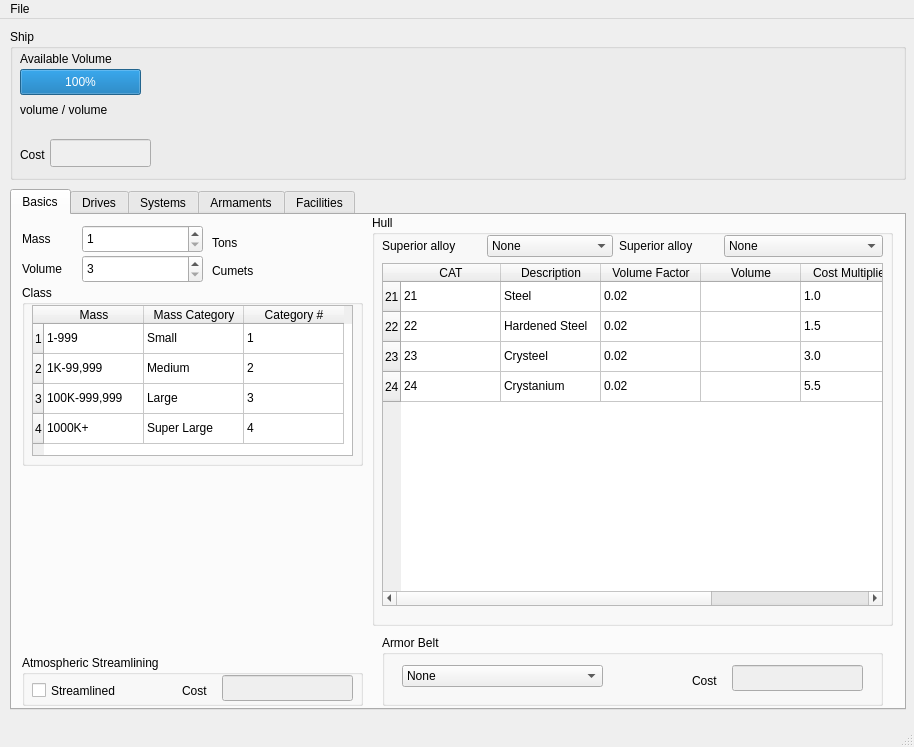
Qt form main_smsd.ui (anotheroni/smsd) before a commit.
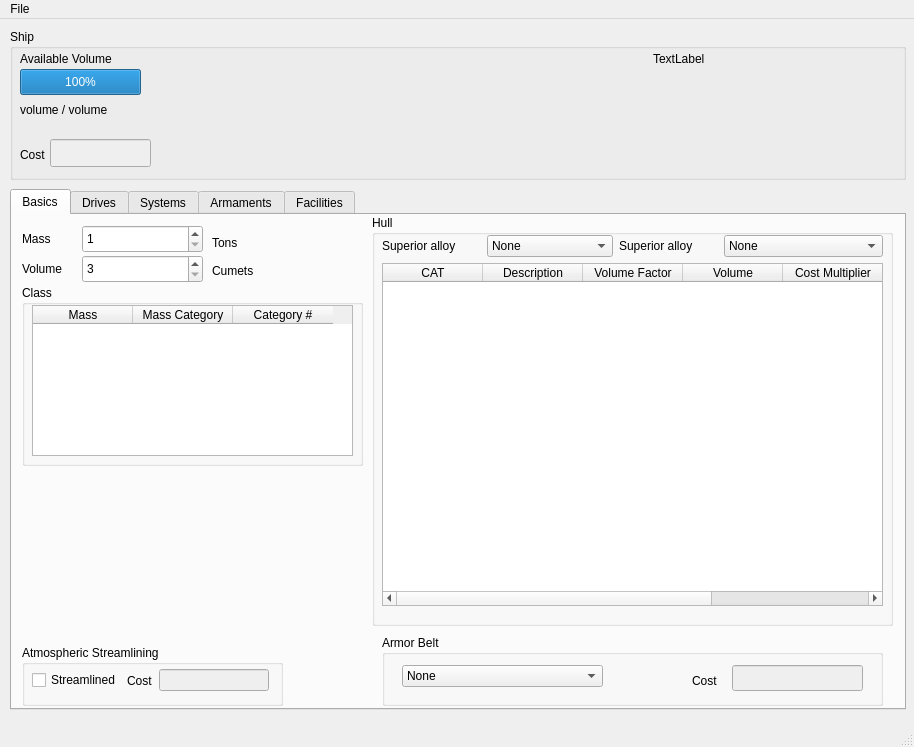
The same form after that commit. The open tabs and pages were chosen to show the change.

```diff
--- a/main_smsd.ui
+++ b/main_smsd.ui
@@ -146,10 +146,6 @@
        <property name="selectionBehavior" >
         <enum>QAbstractItemView::SelectRows</enum>
        </property>
-       <row/>
-       <row/>
-       <row/>
-       <row/>
        <column>
         <property name="text" >
          <string>Mass</string>
@@ -165,66 +161,6 @@
          <string>Category #</string>
         </property>
        </column>
-       <item row="0" column="0" >
-        <property name="text" >
-         <string>1-999</string>
-        </property>
-       </item>
-       <item row="0" column="1" >
-        <property name="text" >
-         <string>Small</string>
-        </property>
-       </item>
-       <item row="0" column="2" >
-        <property name="text" >
-         <string>1</string>
-        </property>
-       </item>
-       <item row="1" column="0" >
-        <property name="text" >
-         <string>1K-99,999</string>
-        </property>
-       </item>
-       <item row="1" column="1" >
-        <property name="text" >
-         <string>Medium</string>
-        </property>
-       </item>
-       <item row="1" column="2" >
-        <property name="text" >
-         <string>2</string>
-        </property>
-       </item>
-       <item row="2" column="0" >
-        <property name="text" >
-         <string>100K-999,999</string>
-        </property>
-       </item>
-       <item row="2" column="1" >
-        <property name="text" >
-         <string>Large</string>
-        </property>
-       </item>
-       <item row="2" column="2" >
-        <property name="text" >
-         <string>3</string>
-        </property>
-       </item>
-       <item row="3" column="0" >
-        <property name="text" >
-         <string>1000K+</string>
-        </property>
-       </item>
-       <item row="3" column="1" >
-        <property name="text" >
-         <string>Super Large</string>
-        </property>
-       </item>
-       <item row="3" column="2" >
-        <property name="text" >
-         <string>4</string>
-        </property>
-       </item>
       </widget>
      </widget>
      <widget class="QGroupBox" name="groupBox_3" >
@@ -343,26 +279,6 @@
           <property name="selectionBehavior" >
            <enum>QAbstractItemView::SelectRows</enum>
           </property>
-          <row>
-           <property name="text" >
-            <string>21</string>
-           </property>
-          </row>
-          <row>
-           <property name="text" >
-            <string>22</string>
-           </property>
-          </row>
-          <row>
-           <property name="text" >
-            <string>23</string>
-           </property>
-          </row>
-          <row>
-           <property name="text" >
-            <string>24</string>
-           </property>
-          </row>
           <column>
            <property name="text" >
             <string>CAT</string>
@@ -393,86 +309,6 @@
             <string>Cost</string>
            </property>
           </column>
-          <item row="0" column="0" >
-           <property name="text" >
-            <string>21</string>
-           </property>
-          </item>
-          <item row="0" column="1" >
-           <property name="text" >
-            <string>Steel</string>
-           </property>
-          </item>
-          <item row="0" column="2" >
-           <property name="text" >
-            <string>0.02</string>
-           </property>
-          </item>
-          <item row="0" column="4" >
-           <property name="text" >
-            <string>1.0</string>
-           </property>
-          </item>
-          <item row="1" column="0" >
-           <property name="text" >
-            <string>22</string>
-           </property>
-          </item>
-          <item row="1" column="1" >
-           <property name="text" >
-            <string>Hardened Steel</string>
-           </property>
-          </item>
-          <item row="1" column="2" >
-           <property name="text" >
-            <string>0.02</string>
-           </property>
-          </item>
-          <item row="1" column="4" >
-           <property name="text" >
-            <string>1.5</string>
-           </property>
-          </item>
-          <item row="2" column="0" >
-           <property name="text" >
-            <string>23</string>
-           </property>
-          </item>
-          <item row="2" column="1" >
-           <property name="text" >
-            <string>Crysteel</string>
-           </property>
-          </item>
-          <item row="2" column="2" >
-           <property name="text" >
-            <string>0.02</string>
-           </property>
-          </item>
-          <item row="2" column="4" >
-           <property name="text" >
-            <string>3.0</string>
-           </property>
-          </item>
-          <item row="3" column="0" >
-           <property name="text" >
-            <string>24</string>
-           </property>
-          </item>
-          <item row="3" column="1" >
-           <property name="text" >
-            <string>Crystanium</string>
-           </property>
-          </item>
-          <item row="3" column="2" >
-           <property name="text" >
-            <string>0.02</string>
-           </property>
-          </item>
-          <item row="3" column="4" >
-           <property name="text" >
-            <string>5.5</string>
-           </property>
-          </item>
          </widget>
         </item>
        </layout>
@@ -482,55 +318,49 @@
       <property name="geometry" >
        <rect>
         <x>10</x>
-        <y>440</y>
-        <width>341</width>
-        <height>51</height>
+        <y>430</y>
+        <width>261</width>
+        <height>61</height>
        </rect>
       </property>
       <property name="title" >
        <string>Atmospheric Streamlining</string>
       </property>
-      <widget class="QCheckBox" name="streamlinedCheckBox" >
+      <widget class="QWidget" name="" >
        <property name="geometry" >
         <rect>
          <x>10</x>
          <y>20</y>
-         <width>101</width>
+         <width>237</width>
          <height>31</height>
         </rect>
        </property>
-       <property name="text" >
-        <string>Streamlined</string>
-       </property>
-      </widget>
-      <widget class="QLineEdit" name="streamlinedCostLineEdit" >
-       <property name="enabled" >
-        <bool>false</bool>
-       </property>
-       <property name="geometry" >
-        <rect>
-         <x>200</x>
-         <y>20</y>
-         <width>131</width>
-         <height>26</height>
-        </rect>
-       </property>
-       <property name="readOnly" >
-        <bool>true</bool>
-       </property>
-      </widget>
-      <widget class="QLabel" name="label_15" >
-       <property name="geometry" >
-        <rect>
-         <x>160</x>
-         <y>20</y>
-         <width>54</width>
-         <height>31</height>
-        </rect>
-       </property>
-       <property name="text" >
-        <string>Cost</string>
-       </property>
+       <layout class="QHBoxLayout" >
+        <item>
+         <widget class="QCheckBox" name="streamlinedCheckBox" >
+          <property name="text" >
+           <string>Streamlined</string>
+          </property>
+         </widget>
+        </item>
+        <item>
+         <widget class="QLabel" name="label_15" >
+          <property name="text" >
+           <string>Cost</string>
+          </property>
+         </widget>
+        </item>
+        <item>
+         <widget class="QLineEdit" name="streamlinedCostLineEdit" >
+          <property name="enabled" >
+           <bool>false</bool>
+          </property>
+          <property name="readOnly" >
+           <bool>true</bool>
+          </property>
+         </widget>
+        </item>
+       </layout>
       </widget>
      </widget>
      <widget class="QGroupBox" name="groupBox_11" >
@@ -1732,6 +1562,19 @@
       <string>volume / volume</string>
      </property>
     </widget>
+    <widget class="QLabel" name="rulesetNameLabel" >
+     <property name="geometry" >
+      <rect>
+       <x>643</x>
+       <y>20</y>
+       <width>231</width>
+       <height>20</height>
+      </rect>
+     </property>
+     <property name="text" >
+      <string>TextLabel</string>
+     </property>
+    </widget>
    </widget>
   </widget>
   <widget class="QMenuBar" name="menubar" >
```
Left out of the diff: 28 changed lines with no effect on the pictures.
